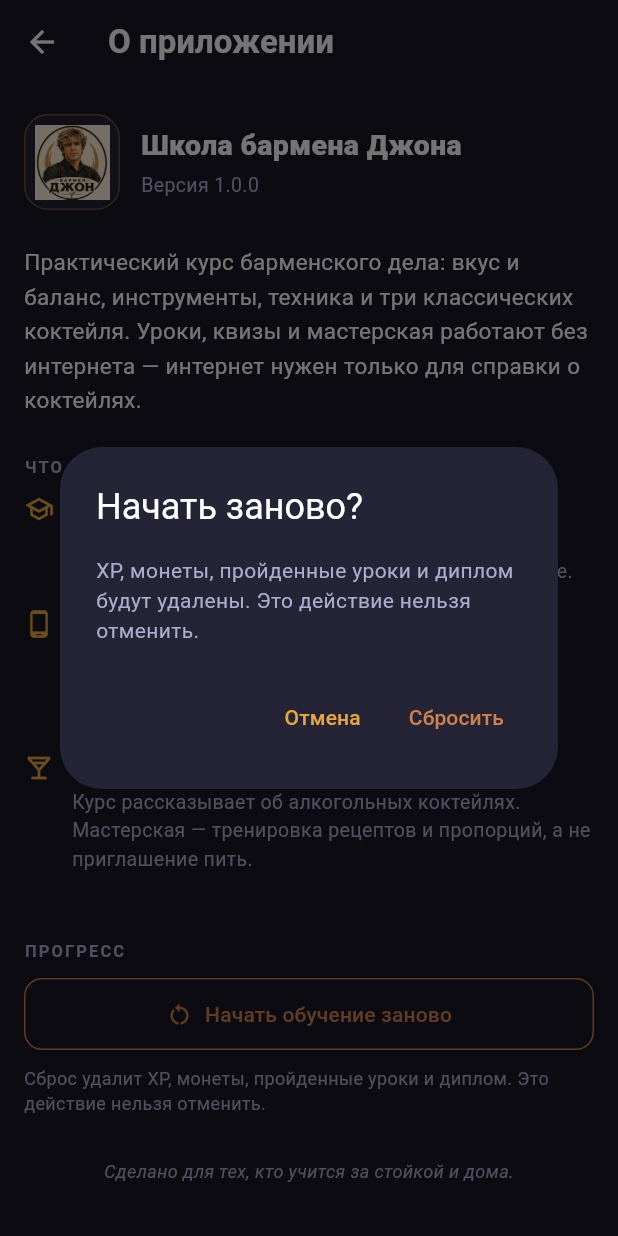
After one commit to shevchenkovania-stack/BarmenJohnSchool, a Flutter app: the AboutScreen screen opened directly, after a tap on "Начать обучение заново", on a phone screen of 412 x 824 dp. The commit adds this screen. Run offline on Flutter 3.47's test engine with Material 3 defaults, Android fonts, the phone set to English and light mode, and no system bars; our stand-ins replace cached_network_image, connectivity_plus, dio, flutter_cache_manager, flutter_secure_storage, google_fonts and 9 more; accounts and stored records are empty; network calls fail.

Commit message:
Этап 6: блокеры магазина закрыты
- applicationId и namespace -> com.shevchenkovania.bartenderschool,
  MainActivity переехал в новый пакет; assembleDebug собирается
- release-подпись: читает android/key.properties, если файла нет —
  debug-ключ (локальная сборка не ломается). Добавлен
  android/key.properties.example с инструкцией
- «О приложении»: название, версия, честный текст про учебный диплом,
  локальное хранение и 18+, кнопка «Начать обучение заново» с
  подтверждением; ссылка из настроек
- AI выключен в этой сборке (ApiKeyService.aiEnabled = false): при старте
  удаляется ранее сохранённый ключ OpenAI

Тесты 59/59, переполнений нет.

```diff
--- a/lib/core/services/api_key_service.dart
+++ b/lib/core/services/api_key_service.dart
@@ -1,11 +1,21 @@
 import 'package:flutter/foundation.dart';
 import 'package:flutter_secure_storage/flutter_secure_storage.dart';
 
+/// Хранилище ключа OpenAI.
+///
+/// В v1.0.0 AI-функции не входят в релиз (см.
+/// `docs/review/06_AI_SCOPE_DECISION.md`): ключ нужен только конструктору
+/// коктейлей, который пока недоступен из интерфейса. Сервис оставлен как
+/// задел — однако, если ранее сохранённый ключ найден, он удаляется при
+/// старте: держать чужой секрет в телефоне без работающей функции незачем.
 class ApiKeyService extends ChangeNotifier {
   final FlutterSecureStorage _storage;
   String? _cachedKey;
 
   static const _key = 'openai_api_key';
+
+  /// Включены ли AI-функции в этой сборке. Для v1 — выключены.
+  static const bool aiEnabled = false;
 
   ApiKeyService()
       : _storage = const FlutterSecureStorage();
@@ -16,7 +26,15 @@ class ApiKeyService extends ChangeNotifier {
 
   Future<void> load() async {
     try {
-      _cachedKey = await _storage.read(key: _key);
+      final stored = await _storage.read(key: _key);
+      if (!aiEnabled && stored != null && stored.isNotEmpty) {
+        await _storage.delete(key: _key);
+        _cachedKey = null;
+        debugPrint('🔐 AI отключён в этой версии — сохранённый ключ удалён');
+        notifyListeners();
+        return;
+      }
+      _cachedKey = stored;
       notifyListeners();
     } catch (e) {
       debugPrint('⚠️ Failed to load API key: $e');
--- a/lib/features/bartender_school/data/progress_service.dart
+++ b/lib/features/bartender_school/data/progress_service.dart
@@ -458,7 +458,10 @@ class ProgressService extends ChangeNotifier {
     }
   }
 
-  /// Resets all progress (for testing).
+  /// Сбрасывает прогресс школы.
+  ///
+  /// Используется кнопкой «Начать обучение заново» в «О приложении»:
+  /// удаляет сохранение прогресса, чтобы экран перечитал пустое состояние.
   Future<void> resetProgress() async {
     _progress = SchoolProgress.empty();
     await _prefs.remove('bartender_school_progress');
--- /dev/null
+++ b/lib/features/settings/view/about_screen.dart
@@ -0,0 +1,238 @@
+import 'package:flutter/material.dart';
+import 'package:provider/provider.dart';
+import 'package:coin/core/theme/app_theme.dart';
+import 'package:coin/features/bartender_school/data/progress_service.dart';
+
+/// Экран «О приложении».
+///
+/// Здесь то, что нужно человеку перед первой покупкой и в любой момент:
+/// кто мы, что умеет приложение, где хранятся данные и как начать заново.
+class AboutScreen extends StatelessWidget {
+  const AboutScreen({super.key});
+
+  static const _version = '1.0.0';
+
+  @override
+  Widget build(BuildContext context) {
+    return Scaffold(
+      backgroundColor: AppColors.background,
+      appBar: AppBar(title: const Text('О приложении')),
+      body: ListView(
+        padding: const EdgeInsets.fromLTRB(16, 20, 16, 32),
+        children: [
+          Row(
+            children: [
+              Container(
+                width: 64,
+                height: 64,
+                padding: const EdgeInsets.all(6),
+                decoration: BoxDecoration(
+                  color: AppColors.surface,
+                  borderRadius: BorderRadius.circular(16),
+                  border: Border.all(color: AppColors.primary.withAlpha(90)),
+                ),
+                child: Image.asset('images/logo.png', fit: BoxFit.contain),
+              ),
+              const SizedBox(width: 14),
+              const Expanded(
+                child: Column(
+                  crossAxisAlignment: CrossAxisAlignment.start,
+                  children: [
+                    Text(
+                      'Школа бармена Джона',
+                      style: TextStyle(
+                        fontSize: 19,
+                        fontWeight: FontWeight.w800,
+                        color: AppColors.textPrimary,
+                      ),
+                    ),
+                    SizedBox(height: 4),
+                    Text(
+                      'Версия $_version',
+                      style: TextStyle(
+                        fontSize: 13,
+                        color: AppColors.textSecondary,
+                      ),
+                    ),
+                  ],
+                ),
+              ),
+            ],
+          ),
+          const SizedBox(height: 24),
+          const Text(
+            'Практический курс барменского дела: вкус и баланс, инструменты, '
+            'техника и три классических коктейля. Уроки, квизы и мастерская '
+            'работают без интернета — интернет нужен только для справки о '
+            'коктейлях.',
+            style: TextStyle(
+              fontSize: 15,
+              height: 1.5,
+              color: AppColors.textPrimary,
+            ),
+          ),
+          const SizedBox(height: 24),
+          const _SectionTitle('ЧТО ВАЖНО ЗНАТЬ'),
+          const _InfoRow(
+            icon: Icons.school_outlined,
+            title: 'Диплом — учебный',
+            text: 'Приложение не выдаёт лицензию на продажу алкоголя и не '
+                'заменяет обучение на рабочем месте.',
+          ),
+          const _InfoRow(
+            icon: Icons.phone_android,
+            title: 'Данные остаются на телефоне',
+            text: 'Прогресс хранится локально. При удалении приложения он '
+                'пропадёт — перенос между устройствами в этой версии не '
+                'поддерживается.',
+          ),
+          const _InfoRow(
+            icon: Icons.local_bar_outlined,
+            title: '18+',
+            text: 'Курс рассказывает об алкогольных коктейлях. Мастерская — '
+                'тренировка рецептов и пропорций, а не приглашение пить.',
+          ),
+          const SizedBox(height: 28),
+          const _SectionTitle('ПРОГРЕСС'),
+          OutlinedButton.icon(
+            onPressed: () => _confirmReset(context),
+            icon: const Icon(Icons.restart_alt, size: 18),
+            label: const Text('Начать обучение заново'),
+            style: OutlinedButton.styleFrom(
+              foregroundColor: const Color(0xFFD0824A),
+              side: const BorderSide(color: Color(0xFFD0824A)),
+              padding: const EdgeInsets.symmetric(vertical: 14),
+              shape: RoundedRectangleBorder(
+                borderRadius: BorderRadius.circular(12),
+              ),
+            ),
+          ),
+          const SizedBox(height: 10),
+          const Text(
+            'Сброс удалит XP, монеты, пройденные уроки и диплом. '
+            'Это действие нельзя отменить.',
+            style: TextStyle(fontSize: 12, color: AppColors.textSecondary),
+          ),
+          const SizedBox(height: 28),
+          const Center(
+            child: Text(
+              'Сделано для тех, кто учится за стойкой и дома.',
+              style: TextStyle(
+                fontSize: 12,
+                fontStyle: FontStyle.italic,
+                color: AppColors.textSecondary,
+              ),
+            ),
+          ),
+        ],
+      ),
+    );
+  }
+
+  Future<void> _confirmReset(BuildContext context) async {
+    final progress = context.read<ProgressService>();
+    final confirmed = await showDialog<bool>(
+      context: context,
+      builder: (dialogContext) => AlertDialog(
+        backgroundColor: AppColors.surface,
+        title: const Text('Начать заново?'),
+        content: const Text(
+          'XP, монеты, пройденные уроки и диплом будут удалены. '
+          'Это действие нельзя отменить.',
+        ),
+        actions: [
+          TextButton(
+            onPressed: () => Navigator.of(dialogContext).pop(false),
+            child: const Text('Отмена'),
+          ),
+          TextButton(
+            onPressed: () => Navigator.of(dialogContext).pop(true),
+            child: const Text(
+              'Сбросить',
+              style: TextStyle(color: Color(0xFFD0824A)),
+            ),
+          ),
+        ],
+      ),
+    );
+
+    if (confirmed != true) return;
+    await progress.resetProgress();
+    if (!context.mounted) return;
+    ScaffoldMessenger.of(context).showSnackBar(
+      const SnackBar(content: Text('Прогресс сброшен. Можно начинать заново.')),
+    );
+  }
+}
+
+class _SectionTitle extends StatelessWidget {
+  final String text;
+
+  const _SectionTitle(this.text);
+
+  @override
+  Widget build(BuildContext context) {
+    return Padding(
+      padding: const EdgeInsets.only(bottom: 10),
+      child: Text(
+        text,
+        style: const TextStyle(
+          color: AppColors.textSecondary,
+          fontSize: 11,
+          letterSpacing: 1.4,
+          fontWeight: FontWeight.w600,
+        ),
+      ),
+    );
+  }
+}
+
+class _InfoRow extends StatelessWidget {
+  final IconData icon;
+  final String title;
+  final String text;
+
+  const _InfoRow({
+    required this.icon,
+    required this.title,
+    required this.text,
+  });
+
+  @override
+  Widget build(BuildContext context) {
+    return Padding(
+      padding: const EdgeInsets.only(bottom: 16),
+      child: Row(
+        crossAxisAlignment: CrossAxisAlignment.start,
+        children: [
+          Icon(icon, size: 20, color: AppColors.primary),
+          const SizedBox(width: 12),
+          Expanded(
+            child: Column(
+              crossAxisAlignment: CrossAxisAlignment.start,
+              children: [
+                Text(
+                  title,
+                  style: const TextStyle(
+                    fontSize: 14,
+                    fontWeight: FontWeight.w700,
+                    color: AppColors.textPrimary,
+                  ),
+                ),
+                const SizedBox(height: 3),
+                Text(
+                  text,
+                  style: const TextStyle(
+                    fontSize: 13,
+                    height: 1.45,
+                    color: AppColors.textSecondary,
+                  ),
+                ),
+              ],
+            ),
+          ),
+        ],
+      ),
+    );
+  }
+}
--- a/lib/features/settings/view/settings_screen.dart
+++ b/lib/features/settings/view/settings_screen.dart
@@ -7,6 +7,7 @@ import 'package:coin/core/services/cocktail_cache_service.dart';
 import 'package:coin/core/services/thumbnail_preloader_service.dart';
 import 'package:coin/core/repositories/cocktail_repository.dart';
 import 'package:coin/core/theme/app_theme.dart';
+import 'package:coin/features/settings/view/about_screen.dart';
 
 /// Экран настроек приложения.
 ///
@@ -211,6 +212,28 @@ class SettingsScreen extends StatelessWidget {
           _DatabaseManagementTile(),
 
           const Divider(height: 32),
+
+          // ── Секция «О приложении» ──────────────────────────────────────────
+          ListTile(
+            leading: const Icon(Icons.info_outline, color: AppColors.primary),
+            title: const Text(
+              'О приложении',
+              style: TextStyle(
+                color: AppColors.textPrimary,
+                fontWeight: FontWeight.w600,
+              ),
+            ),
+            subtitle: const Text(
+              'Версия, где хранятся данные, начало заново',
+              style: TextStyle(fontSize: 12),
+            ),
+            trailing: const Icon(Icons.chevron_right,
+                color: AppColors.textSecondary),
+            onTap: () => Navigator.of(context).push(
+              MaterialPageRoute(builder: (_) => const AboutScreen()),
+            ),
+          ),
+          const SizedBox(height: 20),
         ],
       ),
     );
```
Also changed, not shown: 5 other files.
